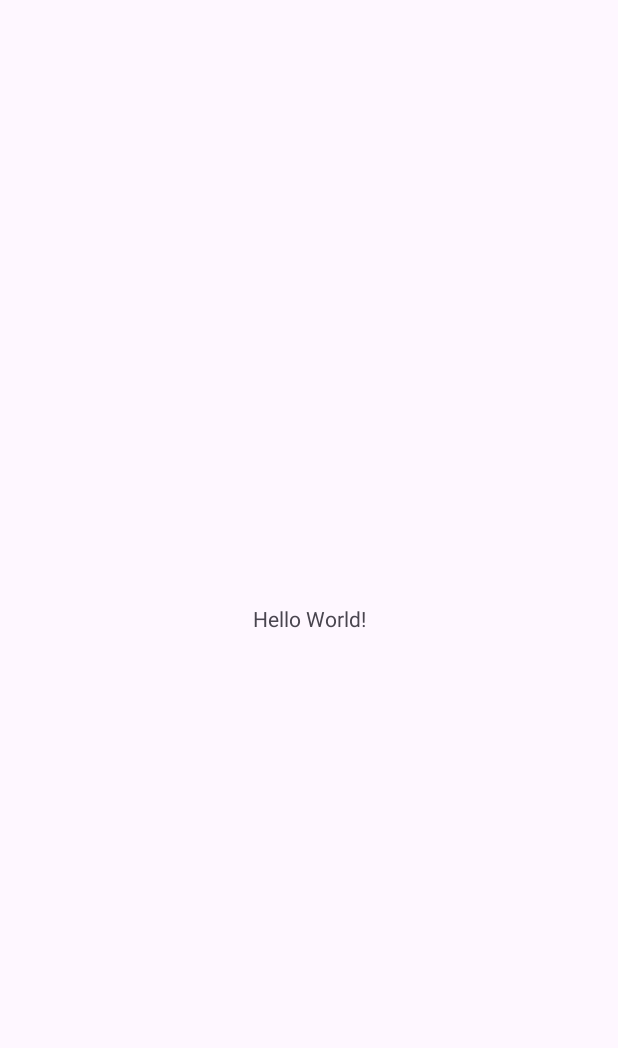
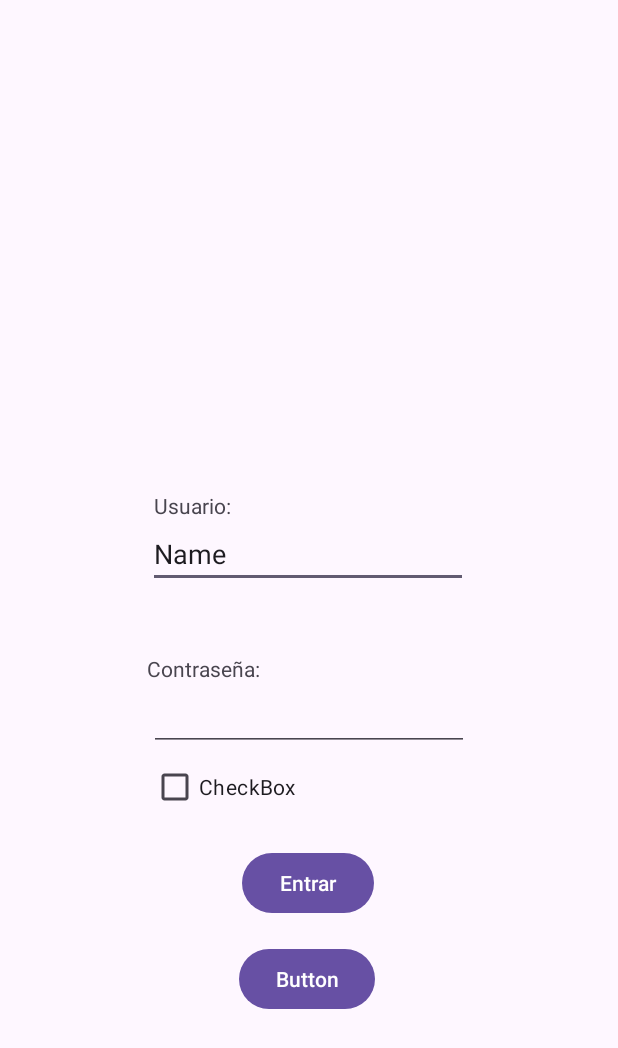
Before and after one commit to M13DAM-Grupo-4/GamePinnacle, an Android app: the screen it shows after launch (MainActivity), on a phone screen of 412 x 824 dp. Before the commit the part shown is almost empty. Shown: the top 1048 px of the screen. Run offline under Robolectric (Android 15) with nearby library versions, the phone set to English and light mode, and no system bars.

Commit message:
Empezamos piña

```diff
--- a/app/src/main/AndroidManifest.xml
+++ b/app/src/main/AndroidManifest.xml
@@ -13,6 +13,13 @@
         android:theme="@style/Theme.GamePinnacle"
         tools:targetApi="31">
         <activity
+            android:name=".MainActivity2"
+            android:parentActivityName=".MainActivity">
+            <meta-data
+                android:name="android.support.PARENT_ACTIVITY"
+                android:value=".MainActivity" />
+        </activity>
+        <activity
             android:name=".MainActivity"
             android:exported="true">
             <intent-filter>
--- a/app/src/main/java/m13dam/grupo4/gamepinnacle/MainActivity.java
+++ b/app/src/main/java/m13dam/grupo4/gamepinnacle/MainActivity.java
@@ -3,12 +3,25 @@ package m13dam.grupo4.gamepinnacle;
 import androidx.appcompat.app.AppCompatActivity;
 
 import android.os.Bundle;
+import android.view.View;
+import android.widget.Button;
+import android.widget.EditText;
 
 public class MainActivity extends AppCompatActivity {
+
+    Button login;
+    EditText usuario;
+    EditText contraseña;
+
 
     @Override
     protected void onCreate(Bundle savedInstanceState) {
         super.onCreate(savedInstanceState);
         setContentView(R.layout.activity_main);
+
+        login = findViewById(R.id.loginBoton);
+        usuario = findViewById(R.id.loginUsuario);
+        contraseña = findViewById(R.id.loginPassword);
+
     }
 }
--- /dev/null
+++ b/app/src/main/java/m13dam/grupo4/gamepinnacle/MainActivity2.java
@@ -0,0 +1,45 @@
+package m13dam.grupo4.gamepinnacle;
+
+import androidx.activity.OnBackPressedCallback;
+import androidx.appcompat.app.AppCompatActivity;
+import androidx.appcompat.widget.Toolbar;
+
+import android.content.Intent;
+import android.os.Bundle;
+import android.view.MenuItem;
+
+public class MainActivity2 extends AppCompatActivity {
+
+    @Override
+    protected void onCreate(Bundle savedInstanceState) {
+        super.onCreate(savedInstanceState);
+        setContentView(R.layout.activity_main2);
+
+        Toolbar toolbar_JVM = findViewById(R.id.toolbarPrincipal);
+        setSupportActionBar(toolbar_JVM);
+
+
+        getSupportActionBar().setDisplayHomeAsUpEnabled(true);
+        getSupportActionBar().setDisplayShowHomeEnabled(true);
+
+        OnBackPressedCallback callback_JVM = new OnBackPressedCallback(true) {
+            @Override
+            public void handleOnBackPressed() {
+                Intent intent = new Intent(MainActivity2.this, MainActivity.class);
+                startActivity(intent);
+            }
+        };
+        getOnBackPressedDispatcher().addCallback(this, callback_JVM);
+
+    }
+    @Override
+    public boolean onOptionsItemSelected(MenuItem item) {
+        switch (item.getItemId()) {
+            case android.R.id.home:
+                Intent intent = new Intent(MainActivity2.this, MainActivity.class);
+                startActivity(intent);
+                return true;
+        }
+        return false;
+    }
+}
--- a/app/src/main/res/layout/activity_main.xml
+++ b/app/src/main/res/layout/activity_main.xml
@@ -6,13 +6,126 @@
     android:layout_height="match_parent"
     tools:context=".MainActivity">
 
-    <TextView
+    <androidx.constraintlayout.widget.Guideline
+        android:id="@+id/guideline"
         android:layout_width="wrap_content"
         android:layout_height="wrap_content"
-        android:text="Hello World!"
-        app:layout_constraintBottom_toBottomOf="parent"
-        app:layout_constraintEnd_toEndOf="parent"
-        app:layout_constraintStart_toStartOf="parent"
-        app:layout_constraintTop_toTopOf="parent" />
+        android:orientation="horizontal"
+        app:layout_constraintGuide_percent="0.1" />
 
+    <androidx.constraintlayout.widget.Guideline
+        android:id="@+id/guideline2"
+        android:layout_width="wrap_content"
+        android:layout_height="wrap_content"
+        android:orientation="horizontal"
+        app:layout_constraintGuide_percent="0.3" />
+
+    <androidx.constraintlayout.widget.Guideline
+        android:id="@+id/guideline3"
+        android:layout_width="wrap_content"
+        android:layout_height="wrap_content"
+        android:orientation="horizontal"
+        app:layout_constraintGuide_percent="0.85" />
+
+    <androidx.constraintlayout.widget.Guideline
+        android:id="@+id/guideline4"
+        android:layout_width="wrap_content"
+        android:layout_height="wrap_content"
+        android:orientation="vertical"
+        app:layout_constraintGuide_percent="0.15" />
+
+    <androidx.constraintlayout.widget.Guideline
+        android:id="@+id/guideline5"
+        android:layout_width="wrap_content"
+        android:layout_height="wrap_content"
+        android:orientation="vertical"
+        app:layout_constraintGuide_percent="0.85" />
+
+    <EditText
+        android:id="@+id/loginUsuario"
+        android:layout_width="wrap_content"
+        android:layout_height="wrap_content"
+        android:layout_marginBottom="44dp"
+        android:ems="10"
+        android:inputType="text"
+        android:text="Name"
+        app:layout_constraintBottom_toTopOf="@+id/textView2"
+        app:layout_constraintEnd_toStartOf="@+id/guideline5"
+        app:layout_constraintHorizontal_bias="0.487"
+        app:layout_constraintStart_toStartOf="@+id/guideline4" />
+
+    <TextView
+        android:id="@+id/textView"
+        android:layout_width="wrap_content"
+        android:layout_height="wrap_content"
+        android:text="Usuario:"
+        app:layout_constraintBottom_toTopOf="@+id/loginUsuario"
+        app:layout_constraintEnd_toStartOf="@+id/guideline5"
+        app:layout_constraintHorizontal_bias="0.173"
+        app:layout_constraintStart_toStartOf="@+id/guideline4"
+        app:layout_constraintTop_toTopOf="@+id/guideline2"
+        app:layout_constraintVertical_bias="1.0" />
+
+    <EditText
+        android:id="@+id/loginPassword"
+        android:layout_width="wrap_content"
+        android:layout_height="wrap_content"
+        android:ems="10"
+        android:inputType="textPassword"
+        app:layout_constraintBottom_toTopOf="@+id/checkBox"
+        app:layout_constraintEnd_toStartOf="@+id/guideline5"
+        app:layout_constraintStart_toStartOf="@+id/guideline4" />
+
+    <TextView
+        android:id="@+id/textView2"
+        android:layout_width="wrap_content"
+        android:layout_height="wrap_content"
+        android:text="Contraseña:"
+        app:layout_constraintBottom_toTopOf="@+id/loginPassword"
+        app:layout_constraintEnd_toStartOf="@+id/guideline5"
+        app:layout_constraintHorizontal_bias="0.169"
+        app:layout_constraintStart_toStartOf="@+id/guideline4" />
+
+    <CheckBox
+        android:id="@+id/checkBox"
+        android:layout_width="wrap_content"
+        android:layout_height="wrap_content"
+        android:layout_marginBottom="16dp"
+        android:text="CheckBox"
+        app:layout_constraintBottom_toTopOf="@+id/loginBoton"
+        app:layout_constraintEnd_toStartOf="@+id/guideline5"
+        app:layout_constraintHorizontal_bias="0.203"
+        app:layout_constraintStart_toStartOf="@+id/guideline4" />
+
+    <Button
+        android:id="@+id/loginBoton"
+        android:layout_width="wrap_content"
+        android:layout_height="wrap_content"
+        android:layout_marginBottom="16dp"
+        android:text="Entrar"
+        app:layout_constraintBottom_toTopOf="@+id/button2"
+        app:layout_constraintEnd_toStartOf="@+id/guideline5"
+        app:layout_constraintHorizontal_bias="0.497"
+        app:layout_constraintStart_toStartOf="@+id/guideline4" />
+
+    <Button
+        android:id="@+id/button2"
+        android:layout_width="wrap_content"
+        android:layout_height="wrap_content"
+        android:layout_marginBottom="24dp"
+        android:text="Button"
+        app:layout_constraintBottom_toTopOf="@+id/guideline3"
+        app:layout_constraintEnd_toStartOf="@+id/guideline5"
+        app:layout_constraintHorizontal_bias="0.492"
+        app:layout_constraintStart_toStartOf="@+id/guideline4" />
+
+    <ImageView
+        android:id="@+id/imageView"
+        android:layout_width="wrap_content"
+        android:layout_height="wrap_content"
+        app:layout_constraintBottom_toTopOf="@+id/guideline2"
+        app:layout_constraintEnd_toStartOf="@+id/guideline5"
+        app:layout_constraintStart_toStartOf="@+id/guideline4"
+        app:layout_constraintTop_toTopOf="@+id/guideline"
+        tools:srcCompat="@tools:sample/avatars" />
 </androidx.constraintlayout.widget.ConstraintLayout>
--- /dev/null
+++ b/app/src/main/res/layout/activity_main2.xml
@@ -0,0 +1,24 @@
+<?xml version="1.0" encoding="utf-8"?>
+<androidx.constraintlayout.widget.ConstraintLayout xmlns:android="http://schemas.android.com/apk/res/android"
+    xmlns:app="http://schemas.android.com/apk/res-auto"
+    xmlns:tools="http://schemas.android.com/tools"
+    android:layout_width="match_parent"
+    android:layout_height="match_parent"
+    tools:context=".MainActivity2">
+
+    <androidx.appcompat.widget.Toolbar
+        android:id="@+id/toolbarPrincipal"
+        android:layout_width="match_parent"
+        android:layout_height="?attr/actionBarSize"
+        android:background="?attr/colorPrimary"
+        android:theme="@style/ThemeOverlay.AppCompat.Dark.ActionBar"
+        app:layout_constraintTop_toTopOf="parent"
+        app:layout_constraintVertical_bias="0.0"
+        app:popupTheme="@style/ThemeOverlay.AppCompat.Light"
+        tools:layout_editor_absoluteX="0dp">
+
+
+    </androidx.appcompat.widget.Toolbar>
+
+
+</androidx.constraintlayout.widget.ConstraintLayout>
```
